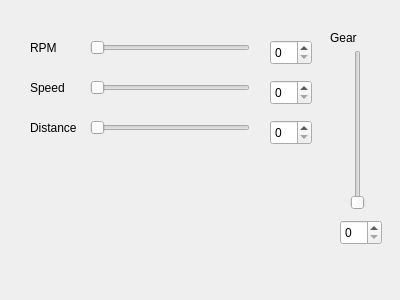
First picture: the form in Chapter12/Customization_in_Qt_Quick/dashboard/carinfo.ui, repository RomantsovS/GameProgrammingUsingQt5, before the edit.
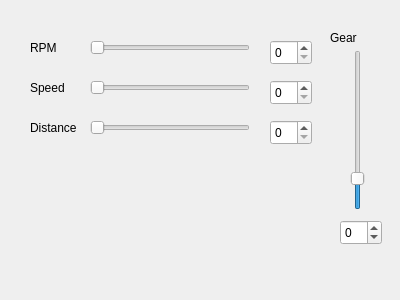
Second picture: the form after the edit.

The edit to the form file:
```diff
--- a/Chapter12/Customization_in_Qt_Quick/dashboard/carinfo.ui
+++ b/Chapter12/Customization_in_Qt_Quick/dashboard/carinfo.ui
@@ -127,7 +127,7 @@
     <enum>Qt::Orientation::Horizontal</enum>
    </property>
   </widget>
-  <widget class="QSpinBox" name="spinBox_4">
+  <widget class="QSpinBox" name="gearBox">
    <property name="geometry">
     <rect>
      <x>340</x>
@@ -136,6 +136,12 @@
      <height>25</height>
     </rect>
    </property>
+   <property name="minimum">
+    <number>-1</number>
+   </property>
+   <property name="maximum">
+    <number>6</number>
+   </property>
   </widget>
   <widget class="QLabel" name="label_4">
    <property name="geometry">
@@ -150,7 +156,7 @@
     <string>Gear</string>
    </property>
   </widget>
-  <widget class="QSlider" name="gearBox">
+  <widget class="QSlider" name="gearSlider">
    <property name="geometry">
     <rect>
      <x>350</x>
@@ -159,6 +165,12 @@
      <height>160</height>
     </rect>
    </property>
+   <property name="minimum">
+    <number>-1</number>
+   </property>
+   <property name="maximum">
+    <number>5</number>
+   </property>
    <property name="orientation">
     <enum>Qt::Orientation::Vertical</enum>
    </property>
```
Left out of the diff: 6 changed lines with no effect on the pictures.
